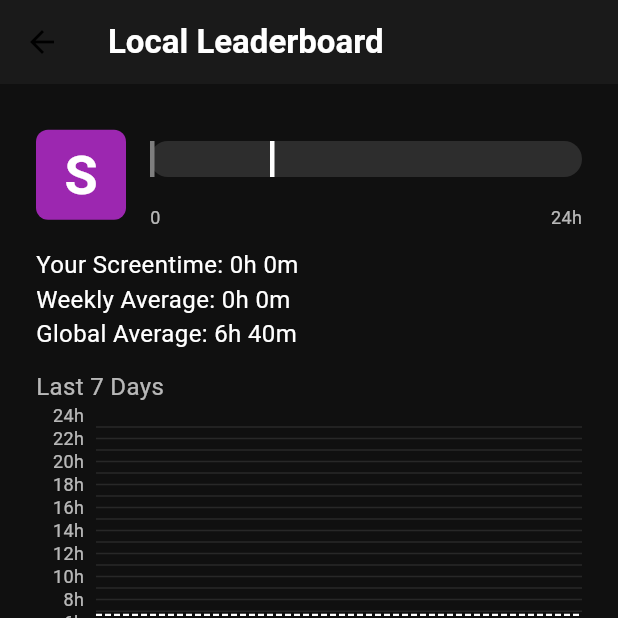
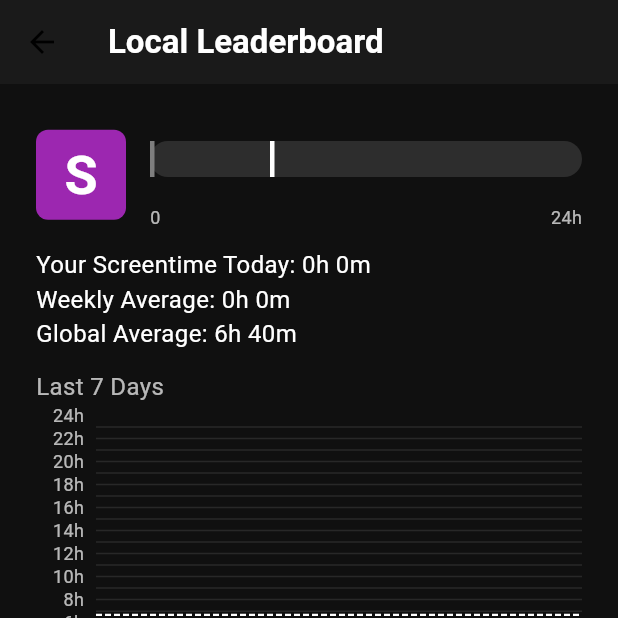
Before and after one commit to SlimeMan10/coughacks2025, a Flutter app: the LocalLeaderboard screen opened directly, after a tap on the "share" icon, on a phone screen of 412 x 824 dp, the top half of it. Run offline on Flutter 3.47's test engine with Material 3 defaults, Android fonts, the phone set to English and light mode, and no system bars; drawn by our look-alikes of fl_chart, screenshot; our stand-ins replace percent_indicator, share_plus, shared_preferences, swipe_cards; missing offline and left inert: app_usage, installed_apps; accounts and stored records are empty; statements that could not run were skipped.

Commit message:
small changted to localLeaderboard
forgot what i did ngl

```diff
--- a/app/lib/LocalLeaderboard.dart
+++ b/app/lib/LocalLeaderboard.dart
@@ -1,3 +1,5 @@
+import 'dart:math';
+
 import 'package:flutter/material.dart';
 import 'package:fl_chart/fl_chart.dart';
 import 'ScreenTimePieChart.dart';
@@ -28,14 +30,14 @@ class _LocalLeaderboardState extends State<LocalLeaderboard> {
 
   Future<void> getScreentimeLast7Days() async {
     final AppUsage appUsage = AppUsage();
-    List<Duration> lastWeekScreentimes = [];
 
     DateTime now = DateTime.now();
     DateTime todayMidnight = DateTime(now.year, now.month, now.day);
 
     for (int i = 6; i >= 0; i--) {
       DateTime startOfDay = todayMidnight.subtract(Duration(days: i));
-      DateTime endOfDay = (i == 0) ? now : startOfDay.add(Duration(days: 1));
+      DateTime endOfDay = startOfDay.add(Duration(days: 1));
+      print("start, end $startOfDay, $endOfDay");
 
       try {
         List<AppUsageInfo> usage = await appUsage.getAppUsage(
@@ -47,19 +49,14 @@ class _LocalLeaderboardState extends State<LocalLeaderboard> {
         for (var info in usage) {
           totalScreentime += info.usage;
         }
-
-        lastWeekScreentimes.add(totalScreentime);
+        print("screentime ${totalScreentime.inMinutes} ");
+        lastWeekScreentime[6-i] = totalScreentime.inMinutes;
       } catch (e) {
         print('Error getting usage for $startOfDay - $endOfDay: $e');
-        lastWeekScreentimes.add(Duration.zero);
+        lastWeekScreentime.add(0);
       }
     }
-
-    for (int i = 0; i < lastWeekScreentimes.length; i++) {
-      lastWeekScreentime[i] = lastWeekScreentimes[i].inMinutes;
-    }
-
-    // Calculate userScreentime as the sum of the last 7 days
+    // Calculate userScreentime as the screentime today.
     userScreentime = lastWeekScreentime[6];
   }
 
@@ -166,7 +163,7 @@ class _LocalLeaderboardState extends State<LocalLeaderboard> {
 
   int get weeklyAverage {
     int total = lastWeekScreentime.fold(0, (sum, val) => sum + val);
-    return (total / 7).round();
+    return ((total - userScreentime) / 6).round();
   }
 
   int loop6(int i) {
@@ -314,7 +311,7 @@ class _LocalLeaderboardState extends State<LocalLeaderboard> {
                       ),
                       const SizedBox(height: 12),
                       Text(
-                        'Your Screentime: ${formatMinutes(userScreentime)}',
+                        'Your Screentime Today: ${formatMinutes(userScreentime)}',
                         style: const TextStyle(color: Color.fromARGB(255, 255, 255, 255), fontSize: 16),
                       ),
                       Text(
@@ -343,7 +340,7 @@ class _LocalLeaderboardState extends State<LocalLeaderboard> {
                               touchTooltipData: BarTouchTooltipData(
                                 getTooltipItem: (group, groupIndex, rod, rodIndex) {
                                   return BarTooltipItem(
-                                    '${weekdays[group.x]}: ${formatMinutes(rod.toY.toInt())}',
+                                    '${weekdays[loop6(group.x + _day)]}: ${formatMinutes(rod.toY.toInt())}',
                                     const TextStyle(color: Colors.white),
                                   );
                                 },
--- a/app/pubspec.yaml
+++ b/app/pubspec.yaml
@@ -44,6 +44,7 @@ dependencies:
   shared_preferences: ^2.2.2
   percent_indicator: ^4.2.3
   http: ^0.13.3
+  usage_stats: ^1.1.0
   swipe_cards: any
 # Add this to get app icons
 
```
Also changed, not shown: app/pubspec.lock.
